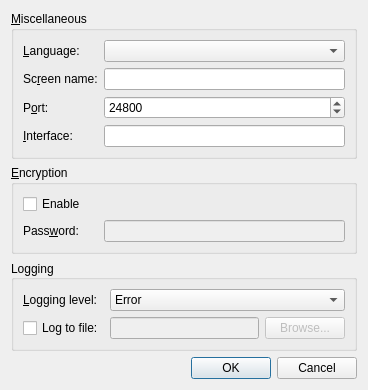
Before: the Qt Designer form src/gui/res/SettingsDialogBase.ui in epakai/synergy-debian, drawn with Qt 5.
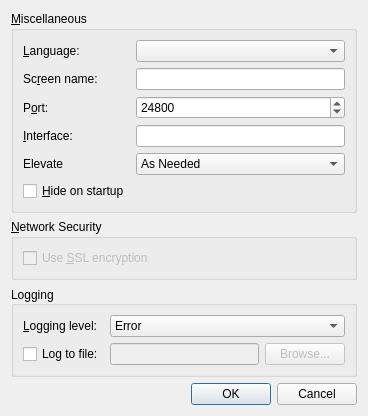
After: the same form once the commit is applied.

The edit to the form file:
```diff
--- a/src/gui/res/SettingsDialogBase.ui
+++ b/src/gui/res/SettingsDialogBase.ui
@@ -7,7 +7,7 @@
     <x>0</x>
     <y>0</y>
     <width>368</width>
-    <height>354</height>
+    <height>380</height>
    </rect>
   </property>
   <property name="windowTitle">
@@ -114,6 +114,45 @@
       <item row="0" column="1">
        <widget class="QComboBox" name="m_pComboLanguage"/>
       </item>
+      <item row="5" column="0">
+       <widget class="QCheckBox" name="m_pCheckBoxAutoHide">
+        <property name="text">
+         <string>&amp;Hide on startup</string>
+        </property>
+       </widget>
+      </item>
+      <item row="4" column="1">
+       <widget class="QComboBox" name="m_pComboElevate">
+        <property name="toolTip">
+         <string>Specify when the Synergy service should run at an elevated privilege level</string>
+        </property>
+        <property name="currentIndex">
+         <number>0</number>
+        </property>
+        <item>
+         <property name="text">
+          <string>As Needed</string>
+         </property>
+        </item>
+        <item>
+         <property name="text">
+          <string>Always</string>
+         </property>
+        </item>
+        <item>
+         <property name="text">
+          <string>Never</string>
+         </property>
+        </item>
+       </widget>
+      </item>
+      <item row="4" column="0">
+       <widget class="QLabel" name="m_pLabelElevate">
+        <property name="text">
+         <string>Elevate</string>
+        </property>
+       </widget>
+      </item>
      </layout>
     </widget>
    </item>
@@ -129,45 +168,35 @@
       </sizepolicy>
      </property>
      <property name="title">
-      <string>&amp;Encryption</string>
+      <string>&amp;Network Security</string>
      </property>
      <layout class="QFormLayout" name="formLayout">
       <property name="fieldGrowthPolicy">
        <enum>QFormLayout::AllNonFixedFieldsGrow</enum>
       </property>
-      <item row="1" column="0">
-       <widget class="QLabel" name="m_pLabel_23">
-        <property name="minimumSize">
-         <size>
-          <width>75</width>
-          <height>0</height>
-         </size>
-        </property>
-        <property name="text">
-         <string>Pass&amp;word:</string>
-        </property>
-        <property name="buddy">
-         <cstring>m_pLineEditCryptoPass</cstring>
-        </property>
-       </widget>
-      </item>
-      <item row="1" column="1">
-       <widget class="QLineEdit" name="m_pLineEditCryptoPass">
-        <property name="enabled">
-         <bool>false</bool>
-        </property>
-        <property name="echoMode">
-         <enum>QLineEdit::Password</enum>
-        </property>
-       </widget>
-      </item>
       <item row="0" column="0">
        <widget class="QCheckBox" name="m_pCheckBoxEnableCrypto">
+        <property name="enabled">
+         <bool>false</bool>
+        </property>
         <property name="text">
-         <string>Enable</string>
+         <string>Use &amp;SSL encryption</string>
         </property>
        </widget>
       </item>
+      <item row="0" column="1">
+       <spacer name="horizontalSpacer">
+        <property name="orientation">
+         <enum>Qt::Horizontal</enum>
+        </property>
+        <property name="sizeHint" stdset="0">
+         <size>
+          <width>40</width>
+          <height>20</height>
+         </size>
+        </property>
+       </spacer>
+      </item>
      </layout>
     </widget>
    </item>
```
Left out of the diff: 7 changed lines with no effect on the pictures.
